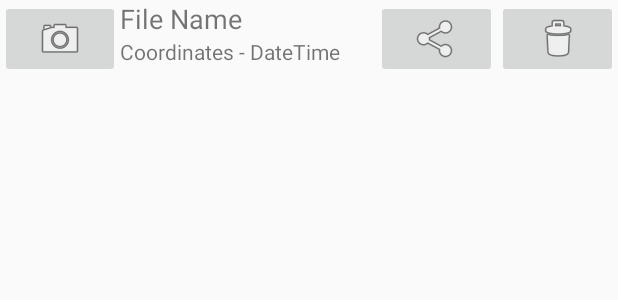
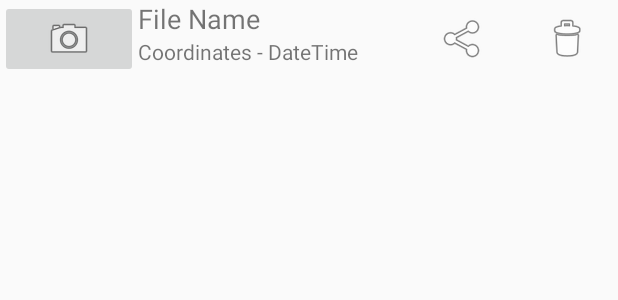
Before and after one commit to ndm13/cit382-final, an Android app: the layout fragment_item.xml on its own in the app's theme, with its tools: preview values and no code run, on a phone screen of 412 x 824 dp. Shown: the top 300 px of the screen. Run offline under Robolectric (Android 15) with nearby library versions, the phone set to English and light mode, and no system bars.

Commit message:
Set up button actions  - Created GeoPhotoClickListenerFactory to manage click actions and provide access to the GeoPhoto object.  - Created ViewHolder#bindActions() to generate the factory and bind the actions to the Views.  - Removed TODO tags in fragment_item.xml

```diff
--- a/app/src/main/java/net/miscfolder/geophoto/MainActivity.java
+++ b/app/src/main/java/net/miscfolder/geophoto/MainActivity.java
@@ -5,6 +5,7 @@ import android.support.annotation.Nullable;
 import android.support.v7.app.AppCompatActivity;
 import android.os.Bundle;
 import android.util.Log;
+import android.view.View;
 import android.widget.Toast;
 
 import com.google.android.gms.common.ConnectionResult;
--- a/app/src/main/res/layout/fragment_item.xml
+++ b/app/src/main/res/layout/fragment_item.xml
@@ -4,15 +4,6 @@
               android:layout_width="match_parent"
               android:layout_height="wrap_content"
               android:orientation="horizontal">
-    <!--
-        We have a lot of elements that have implied interaction.  That interaction should be
-        implemented by linking this layout to MainActivity and using android:onClick XML attributes
-        on the clickable items.
-         - TODO imageContainer: onClick should open an image viewing intent on GeoPhoto.fileName
-         - TODO mainText: onClick should switch to the map fragment with focus on the image marker
-         - TODO shareButton: onClick should open an image sharing intent on GeoPhoto.fileName
-         - TODO deleteButton: onClick should remove the entry from the DB and delete the file
-    -->
 
     <ImageButton
         android:id="@+id/imageContainer"
@@ -26,6 +17,7 @@
         android:layout_width="wrap_content"
         android:layout_height="match_parent"
         android:layout_weight="1"
+        android:clickable="true"
         android:orientation="vertical">
 
         <TextView
@@ -47,6 +39,7 @@
         android:layout_width="wrap_content"
         android:layout_height="match_parent"
         android:layout_weight="1"
+        android:background="@android:color/transparent"
         app:srcCompat="@android:drawable/ic_menu_share"/>
 
     <ImageButton
@@ -54,6 +47,8 @@
         android:layout_width="wrap_content"
         android:layout_height="match_parent"
         android:layout_weight="1"
+        android:adjustViewBounds="false"
+        android:background="@android:color/transparent"
         app:srcCompat="@android:drawable/ic_menu_delete"/>
 
 </LinearLayout>
```
Also changed, not shown: app/src/main/java/net/miscfolder/geophoto/GeoPhotoClickListenerFactory.java (added, +43 -0 lines), app/src/main/java/net/miscfolder/geophoto/GeoPhotoRecycleViewAdapter.java (+17 -2 lines).
